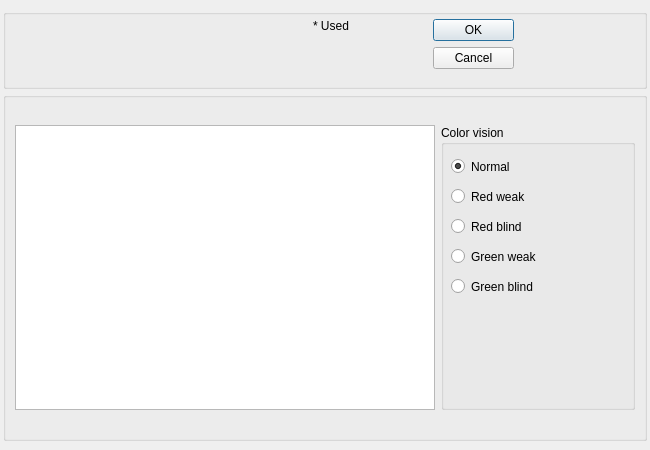
First picture: the form in GUI_UIs/ui_dialog_colour_selector.ui, repository ccbogel/QualCoder, before the edit.
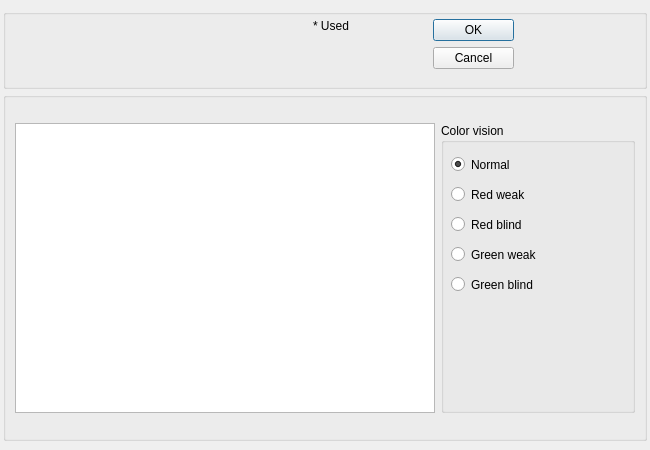
Second picture: the form after the edit.

Patch:
```diff
--- a/GUI_UIs/ui_dialog_colour_selector.ui
+++ b/GUI_UIs/ui_dialog_colour_selector.ui
@@ -144,13 +144,13 @@
         <property name="minimumSize">
          <size>
           <width>420</width>
-          <height>285</height>
+          <height>290</height>
          </size>
         </property>
         <property name="maximumSize">
          <size>
           <width>420</width>
-          <height>285</height>
+          <height>290</height>
          </size>
         </property>
        </widget>
```
